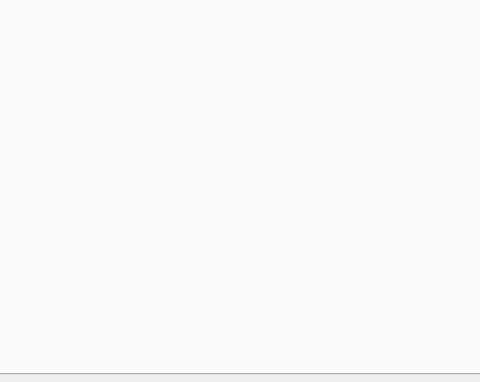
First picture: the form in Client/form.ui, repository trippyt/QTAquarium, before the edit; both pictures show x 242 to 722 and y 206 to 588 of the 896 by 588 pixel window.
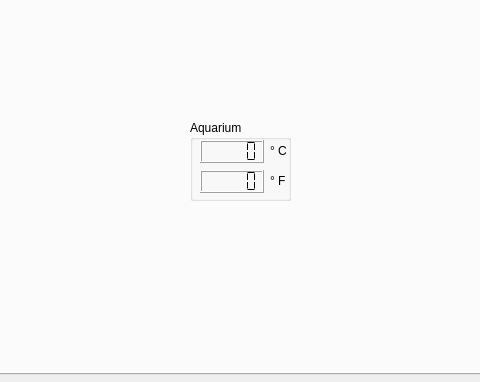
Second picture: the form after the edit. The open tabs and pages were chosen to show the change.

```diff
--- a/Client/form.ui
+++ b/Client/form.ui
@@ -65,6 +65,71 @@
     <attribute name="title">
      <string>Home</string>
     </attribute>
+    <widget class="QGroupBox" name="groupBox_7">
+     <property name="geometry">
+      <rect>
+       <x>420</x>
+       <y>150</y>
+       <width>101</width>
+       <height>81</height>
+      </rect>
+     </property>
+     <property name="title">
+      <string>Aquarium</string>
+     </property>
+     <widget class="QLCDNumber" name="tank_display_c">
+      <property name="geometry">
+       <rect>
+        <x>10</x>
+        <y>20</y>
+        <width>64</width>
+        <height>23</height>
+       </rect>
+      </property>
+      <property name="segmentStyle">
+       <enum>QLCDNumber::Flat</enum>
+      </property>
+     </widget>
+     <widget class="QLabel" name="label_19">
+      <property name="geometry">
+       <rect>
+        <x>80</x>
+        <y>50</y>
+        <width>21</width>
+        <height>21</height>
+       </rect>
+      </property>
+      <property name="text">
+       <string>° F</string>
+      </property>
+     </widget>
+     <widget class="QLCDNumber" name="tank_display_f">
+      <property name="geometry">
+       <rect>
+        <x>10</x>
+        <y>50</y>
+        <width>64</width>
+        <height>23</height>
+       </rect>
+      </property>
+      <property name="segmentStyle">
+       <enum>QLCDNumber::Flat</enum>
+      </property>
+     </widget>
+     <widget class="QLabel" name="label_20">
+      <property name="geometry">
+       <rect>
+        <x>80</x>
+        <y>20</y>
+        <width>21</width>
+        <height>21</height>
+       </rect>
+      </property>
+      <property name="text">
+       <string>° C</string>
+      </property>
+     </widget>
+    </widget>
    </widget>
    <widget class="QWidget" name="Ratios_tab">
     <attribute name="title">
```
Left out of the diff: 2 changed lines with no effect on the pictures.
